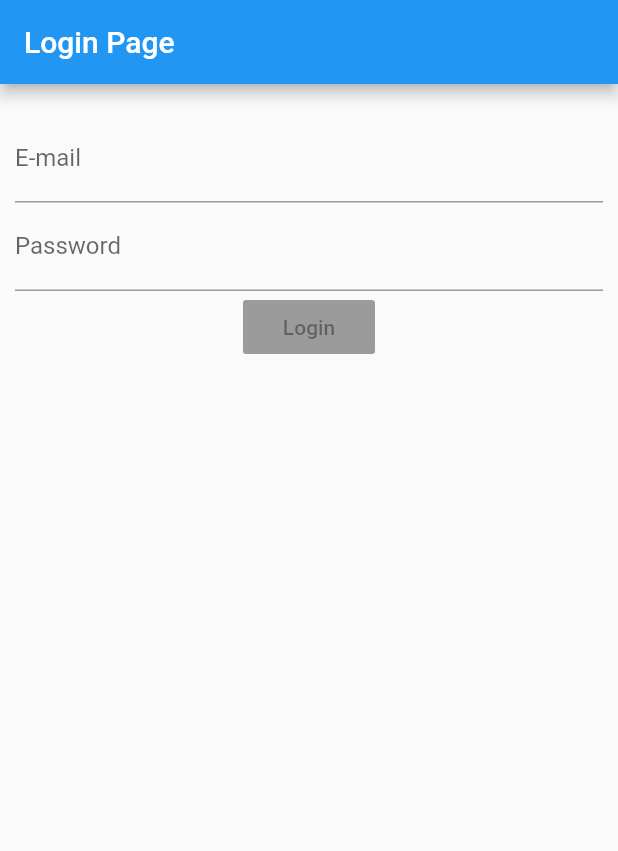
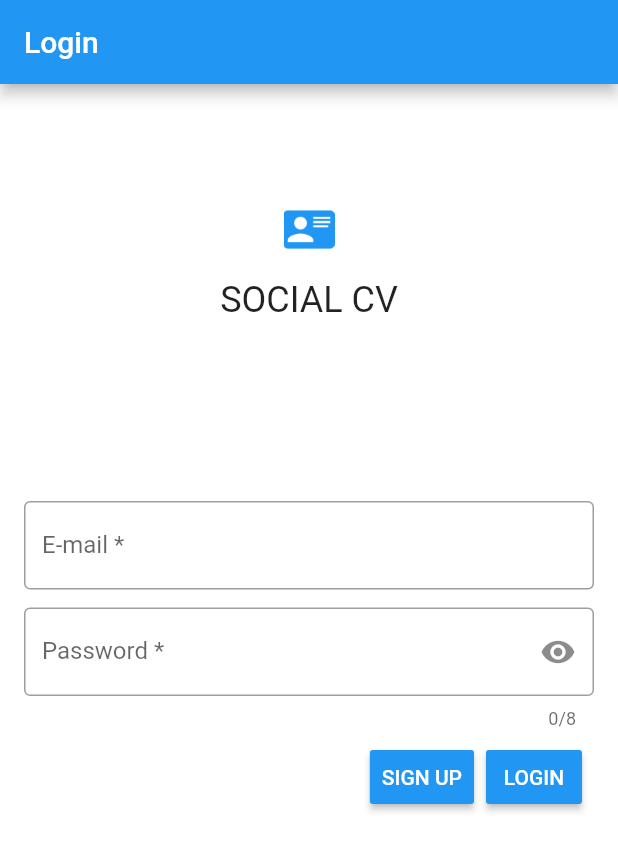
Before and after one commit to axellebot/SocialCV-Client-Flutter, a Flutter app: the screen it shows after launch, on a phone screen of 412 x 824 dp. Shown: the top 851 px of the screen. Run offline on Flutter 3.47's test engine with Material 2 defaults, Android fonts, the phone set to English and light mode, and no system bars; generated files the repository leaves out were written again.

Commit message:
[FEAT] Added login form
- Added validation
- Added some themes
- Added app state model

```diff
--- /dev/null
+++ b/lib/app.dart
@@ -0,0 +1,60 @@
+import 'package:flutter/material.dart';
+import 'package:flutter/services.dart';
+
+import 'colors.dart';
+import 'pages/login_page.dart';
+import 'pages/home_page.dart';
+
+class CVApp extends StatefulWidget {
+  @override
+  _CVAppState createState() => _CVAppState();
+}
+
+class _CVAppState extends State<CVApp> with SingleTickerProviderStateMixin {
+  // Controller to coordinate both the opening/closing of backdrop and sliding
+  // of expanding bottom sheet.
+  AnimationController _controller;
+
+  @override
+  void initState() {
+    super.initState();
+    _controller = AnimationController(
+      vsync: this,
+      duration: Duration(milliseconds: 450),
+      value: 1.0,
+    );
+  }
+
+  @override
+  Widget build(BuildContext context) {
+    return new MaterialApp(
+      title: "CV Flutter",
+      theme: _kCVTheme,
+      home: LoginPage(),
+    );
+  }
+}
+
+final ThemeData _kCVTheme = _buildCVTheme();
+
+ThemeData _buildCVTheme() {
+  final ThemeData base = ThemeData.light();
+  return base.copyWith(
+    accentColor: kCVOrange,
+    primaryColor: kCVBlue,
+    buttonColor: kCVBlue,
+    scaffoldBackgroundColor: kCVBackgroundWhite,
+    cardColor: kCVBackgroundWhite,
+    textSelectionColor: kCVPink,
+    errorColor: kCVErrorRed,
+    buttonTheme: ButtonThemeData(
+      textTheme: ButtonTextTheme.accent,
+    ),
+//    primaryIconTheme: base.iconTheme.copyWith(color: kShrineBrown900),
+//    inputDecorationTheme: InputDecorationTheme(border: CutCornersBorder()),
+//    textTheme: _buildShrineTextTheme(base.textTheme),
+//    primaryTextTheme: _buildShrineTextTheme(base.primaryTextTheme),
+//    accentTextTheme: _buildShrineTextTheme(base.accentTextTheme),
+//    iconTheme: _customIconTheme(base.iconTheme),
+  );
+}
--- a/lib/main.dart
+++ b/lib/main.dart
@@ -1,23 +1,19 @@
 import 'package:flutter/material.dart';
-import 'package:cv/pages/login_page.dart';
+import 'package:flutter/services.dart';
+import 'package:scoped_model/scoped_model.dart';
 
-void main() => runApp(new CVApp());
+import 'app.dart';
+import 'models/app_state_model.dart';
 
-class CVApp extends StatelessWidget {
-  final String title = 'Social CV';
-  final ThemeData theme = new ThemeData(
-    primarySwatch: Colors.blue,
-    accentColor: Colors.deepOrange,
-    // Set background color
-    backgroundColor: Colors.white30,
+void main() {
+  SystemChrome.setPreferredOrientations(
+      [DeviceOrientation.portraitUp, DeviceOrientation.portraitDown]);
+  AppStateModel model = AppStateModel();
+
+  runApp(
+    ScopedModel<AppStateModel>(
+      model: model,
+      child: CVApp(),
+    ),
   );
-
-  @override
-  Widget build(BuildContext context) {
-    return new MaterialApp(
-      title: title,
-      theme: theme,
-      home: new LoginPage(),
-    );
-  }
 }
--- /dev/null
+++ b/lib/models/app_state_model.dart
@@ -0,0 +1,3 @@
+import 'package:scoped_model/scoped_model.dart';
+
+class AppStateModel extends Model {}
--- a/lib/pages/login_page.dart
+++ b/lib/pages/login_page.dart
@@ -1,3 +1,5 @@
+import 'dart:async';
+
 import 'package:flutter/material.dart';
 
 class LoginPage extends StatefulWidget {
@@ -8,35 +10,191 @@ class LoginPage extends StatefulWidget {
   _LoginPageState createState() => new _LoginPageState();
 }
 
-class _LoginPageState extends State<LoginPage> {
-  _LoginPageState();
+class PasswordField extends StatefulWidget {
+  const PasswordField({
+    this.fieldKey,
+    this.hintText,
+    this.labelText,
+    this.helperText,
+    this.onSaved,
+    this.validator,
+    this.onFieldSubmitted,
+  });
+
+  final Key fieldKey;
+  final String hintText;
+  final String labelText;
+  final String helperText;
+  final FormFieldSetter<String> onSaved;
+  final FormFieldValidator<String> validator;
+  final ValueChanged<String> onFieldSubmitted;
 
   @override
-  void initState() {
-    super.initState();
+  _PasswordFieldState createState() => _PasswordFieldState();
+}
+
+class _PasswordFieldState extends State<PasswordField> {
+  bool _obscureText = true;
+
+  @override
+  Widget build(BuildContext context) {
+    return TextFormField(
+      key: widget.fieldKey,
+      obscureText: _obscureText,
+      maxLength: 8,
+      onSaved: widget.onSaved,
+      validator: widget.validator,
+      onFieldSubmitted: widget.onFieldSubmitted,
+      decoration: InputDecoration(
+        border: const OutlineInputBorder(),
+        filled: false,
+        hintText: widget.hintText,
+        labelText: widget.labelText,
+        helperText: widget.helperText,
+        suffixIcon: GestureDetector(
+          onTap: () {
+            setState(() {
+              _obscureText = !_obscureText;
+            });
+          },
+          child: Icon(_obscureText ? Icons.visibility : Icons.visibility_off),
+        ),
+      ),
+    );
+  }
+}
+
+class _LoginPageState extends State<LoginPage> {
+  final GlobalKey<ScaffoldState> _scaffoldKey = GlobalKey<ScaffoldState>();
+  void showInSnackBar(String value) {
+    _scaffoldKey.currentState.showSnackBar(SnackBar(content: Text(value)));
+  }
+
+  bool _autovalidate = false;
+  bool _formWasEdited = false;
+
+  final GlobalKey<FormState> _formKey = GlobalKey<FormState>();
+  final GlobalKey<FormFieldState<String>> _passwordFieldKey =
+      GlobalKey<FormFieldState<String>>();
+
+  void _handleSubmitted() {
+    final FormState form = _formKey.currentState;
+    if (!form.validate()) {
+      _autovalidate = true; // Start validating on every change.
+      showInSnackBar('Please fix the errors in red before submitting.');
+    } else {
+      form.save();
+      showInSnackBar('Logged');
+    }
+  }
+
+  void _handleSignUp() {
+    showInSnackBar('Not implemented yet !');
+  }
+
+  String _validateEmail(String value) {
+    _formWasEdited = true;
+    if (value.isEmpty) return 'Name is required.';
+    final RegExp nameExp =
+        RegExp(r'^([a-zA-Z0-9_\-\.]+)@([a-zA-Z0-9_\-\.]+)\.([a-zA-Z]{2,5})$');
+    if (!nameExp.hasMatch(value)) return 'Please enter a real e-mail.';
+    return null;
+  }
+
+  Future<bool> _warnUserAboutInvalidData() async {
+    final FormState form = _formKey.currentState;
+    if (form == null || !_formWasEdited) return true;
+
+    return await showDialog<bool>(
+          context: context,
+          builder: (BuildContext context) {
+            return AlertDialog(
+              title: const Text('This form has been filled'),
+              content: const Text('Really leave this form?'),
+              actions: <Widget>[
+                FlatButton(
+                  child: const Text('YES'),
+                  onPressed: () {
+                    Navigator.of(context).pop(true);
+                  },
+                ),
+                FlatButton(
+                  child: const Text('NO'),
+                  onPressed: () {
+                    Navigator.of(context).pop(false);
+                  },
+                ),
+              ],
+            );
+          },
+        ) ??
+        false;
   }
 
   @override
   Widget build(BuildContext context) {
     return new Scaffold(
-      appBar: new AppBar(
-        title: new Text(widget.title),
+      key: _scaffoldKey,
+      appBar: AppBar(
+        title: const Text('Login'),
       ),
-      body: new SingleChildScrollView(
-        padding: const EdgeInsets.only(left: 10.0, right: 10.0, top: 20.0),
-        child: new Form(
-          child: new Column(children: <Widget>[
-            new TextFormField(
-              decoration: InputDecoration(labelText: 'E-mail'),
+      body: SafeArea(
+        top: false,
+        bottom: false,
+        child: Form(
+          key: _formKey,
+          autovalidate: _autovalidate,
+          onWillPop: _warnUserAboutInvalidData,
+          child: SingleChildScrollView(
+            padding: const EdgeInsets.symmetric(horizontal: 16.0),
+            child: Column(
+              crossAxisAlignment: CrossAxisAlignment.stretch,
+              children: <Widget>[
+                SizedBox(height: 80.0),
+                Column(
+                  children: <Widget>[
+                    Image.asset('assets/account_card_details-blue.png'),
+                    SizedBox(height: 16.0),
+                    Text(
+                      'SOCIAL CV',
+                      style: Theme.of(context).textTheme.headline,
+                    ),
+                  ],
+                ),
+                SizedBox(height: 120.0),
+                TextFormField(
+                  keyboardType: TextInputType.emailAddress,
+                  validator: _validateEmail,
+                  decoration: const InputDecoration(
+                    border: OutlineInputBorder(),
+                    hintText: 'username@example.com',
+                    labelText: 'E-mail *',
+                  ),
+                  maxLines: 1,
+                ),
+                const SizedBox(height: 12.0),
+                PasswordField(
+                  fieldKey: _passwordFieldKey,
+                  labelText: 'Password *',
+                  onFieldSubmitted: (String value) {
+                    setState(() {});
+                  },
+                ),
+                ButtonBar(
+                  children: <Widget>[
+                    RaisedButton(
+                      child: Text('SIGN UP'),
+                      onPressed: _handleSignUp,
+                    ),
+                    RaisedButton(
+                      child: Text('LOGIN'),
+                      onPressed: _handleSubmitted,
+                    ),
+                  ],
+                ),
+              ],
             ),
-            new TextFormField(
-              decoration: InputDecoration(labelText: 'Password'),
-            ),
-            new RaisedButton(
-              child: new Text("Login"),
-              onPressed: null,
-            ),
-          ]),
+          ),
         ),
       ),
     );
```
Also changed, not shown: lib/colors.dart (added, +16 -0 lines), pubspec.yaml (+8 -6 lines), assets/2.0x/account_card_details-blue.png (added), assets/2.0x/account_card_details-white.png (added), assets/3.0x/account_card_details-blue.png (added), assets/3.0x/account_card_details-white.png (added), assets/account_card_details-blue.png (added), assets/account_card_details-white.png (added), pubspec.lock.
